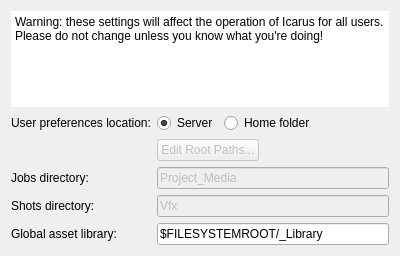
Above: core/ui/settings_global_ui.ui from mjbonnington/icarus-gps before the change. Below: the same form after it.
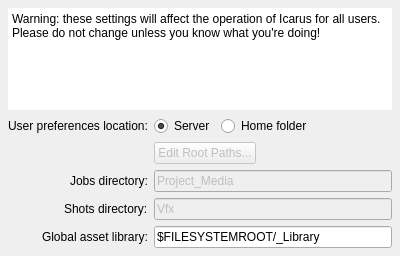
That is the form after the change.

Commit message: Improved settings panel UIs

```diff
--- a/core/ui/settings_global_ui.ui
+++ b/core/ui/settings_global_ui.ui
@@ -20,6 +20,12 @@
    <property name="fieldGrowthPolicy">
     <enum>QFormLayout::ExpandingFieldsGrow</enum>
    </property>
+   <property name="labelAlignment">
+    <set>Qt::AlignRight|Qt::AlignTrailing|Qt::AlignVCenter</set>
+   </property>
+   <property name="margin">
+    <number>8</number>
+   </property>
    <item row="0" column="0" colspan="2">
     <widget class="QPlainTextEdit" name="message_plainTextEdit">
      <property name="frameShape">
```
The commit also changes 14 other files.
